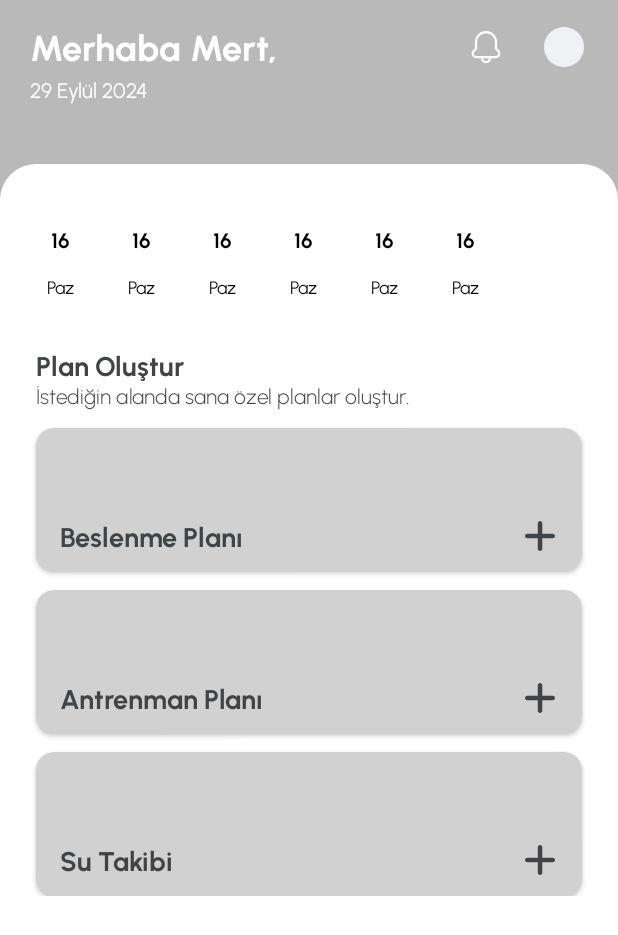
After one commit to meetOzan/FitAI, an Android app: the layout fragment_home.xml on its own in the app's theme, with its tools: preview values and no code run, on a phone screen of 412 x 824 dp. The commit adds this screen. Shown: the top 935 px of the screen. Run offline under Robolectric (Android 15) with nearby library versions, the phone set to English and light mode, and no system bars.

Commit message:
HomeScreen fragment base UI drew

```diff
--- /dev/null
+++ b/app/src/main/java/com/mobven/fitai/home/HomeFragment.kt
@@ -0,0 +1,6 @@
+package com.mobven.fitai.home
+
+import com.mobven.fitai.base.BaseFragment
+import com.mobven.fitai.databinding.FragmentHomeBinding
+
+class HomeFragment : BaseFragment<FragmentHomeBinding>(FragmentHomeBinding::inflate)
--- /dev/null
+++ b/app/src/main/res/drawable/bg_calendar_item.xml
@@ -0,0 +1,9 @@
+<?xml version="1.0" encoding="utf-8"?>
+<shape xmlns:android="http://schemas.android.com/apk/res/android"
+    android:shape="rectangle">
+
+    <corners android:radius="150dp" />
+
+    <solid android:color="@color/light_grey_4" />
+
+</shape>
--- /dev/null
+++ b/app/src/main/res/drawable/bg_home_scroll.xml
@@ -0,0 +1,11 @@
+<?xml version="1.0" encoding="utf-8"?>
+<shape xmlns:android="http://schemas.android.com/apk/res/android"
+    android:shape="rectangle">
+
+    <corners
+        android:topLeftRadius="@dimen/_24dp"
+        android:topRightRadius="@dimen/_24dp" />
+
+    <solid android:color="@color/white" />
+
+</shape>
--- /dev/null
+++ b/app/src/main/res/drawable/ic_notification.xml
@@ -0,0 +1,20 @@
+<vector xmlns:android="http://schemas.android.com/apk/res/android"
+    android:width="24dp"
+    android:height="24dp"
+    android:viewportWidth="24"
+    android:viewportHeight="24">
+  <path
+      android:pathData="M9.233,18.667V19.235C9.233,19.599 9.305,19.958 9.444,20.294C9.583,20.629 9.787,20.934 10.044,21.191C10.301,21.448 10.606,21.651 10.941,21.79C11.277,21.929 11.637,22 12,22C12.363,22 12.723,21.929 13.059,21.79C13.394,21.651 13.699,21.447 13.956,21.19C14.213,20.933 14.417,20.628 14.556,20.293C14.695,19.957 14.767,19.598 14.767,19.234V18.667"
+      android:strokeLineJoin="round"
+      android:strokeWidth="1.5"
+      android:fillColor="#00000000"
+      android:strokeColor="#ffffff"
+      android:strokeLineCap="round"/>
+  <path
+      android:pathData="M18.608,18.667C19.868,18.667 20.889,17.644 20.889,16.386C20.889,15.746 20.634,15.132 20.182,14.679L18.667,13.164V8.667C18.667,6.899 17.965,5.203 16.714,3.953C15.464,2.702 13.768,2 12,2C10.232,2 8.536,2.702 7.286,3.953C6.036,5.203 5.334,6.899 5.334,8.667V13.164L3.818,14.679C3.366,15.132 3.111,15.746 3.111,16.386C3.111,17.646 4.134,18.667 5.392,18.667H18.608Z"
+      android:strokeLineJoin="round"
+      android:strokeWidth="1.5"
+      android:fillColor="#00000000"
+      android:strokeColor="#ffffff"
+      android:strokeLineCap="round"/>
+</vector>
--- /dev/null
+++ b/app/src/main/res/drawable/nav_add_plus.xml
@@ -0,0 +1,9 @@
+<vector xmlns:android="http://schemas.android.com/apk/res/android"
+    android:width="30dp"
+    android:height="30dp"
+    android:viewportWidth="30"
+    android:viewportHeight="30">
+  <path
+      android:pathData="M26.983,12.451H17.556V3.049C17.556,1.641 16.412,0.5 15,0.5C13.589,0.5 12.445,1.641 12.445,3.049V12.451H3.017C1.606,12.451 0.461,13.592 0.461,15C0.461,16.408 1.606,17.549 3.017,17.549H12.445V26.951C12.445,28.359 13.589,29.5 15,29.5C16.412,29.5 17.556,28.359 17.556,26.951V17.549H26.983C28.395,17.549 29.539,16.408 29.539,15C29.539,13.592 28.395,12.451 26.983,12.451Z"
+      android:fillColor="#ffffff"/>
+</vector>
--- /dev/null
+++ b/app/src/main/res/drawable/plan_plus.xml
@@ -0,0 +1,10 @@
+<vector xmlns:android="http://schemas.android.com/apk/res/android"
+    android:width="24dp"
+    android:height="24dp"
+    android:viewportWidth="24"
+    android:viewportHeight="24">
+  <path
+      android:pathData="M12.012,2C12.838,2 13.519,2.674 13.519,3.503L13.519,10.509H20.504C21.33,10.509 22,11.18 22,12.009C22,12.837 21.33,13.509 20.504,13.509H13.519L13.519,20.496C13.519,21.324 12.849,21.996 12.023,21.996C11.197,21.996 10.527,21.324 10.527,20.496L10.527,13.509H3.516C2.69,13.509 2,12.816 2,11.988C2,11.16 2.69,10.509 3.516,10.509H10.527L10.527,3.503C10.527,2.674 11.185,2 12.012,2Z"
+      android:fillColor="#404446"
+      android:fillType="evenOdd"/>
+</vector>
--- /dev/null
+++ b/app/src/main/res/layout/card_home_calendar_item.xml
@@ -0,0 +1,50 @@
+<RelativeLayout xmlns:android="http://schemas.android.com/apk/res/android"
+    xmlns:tools="http://schemas.android.com/tools"
+    android:layout_width="wrap_content"
+    android:layout_height="wrap_content"
+    xmlns:app="http://schemas.android.com/apk/res-auto"
+    android:background="@drawable/bg_calendar_item"
+    android:backgroundTint="@color/white"
+    android:orientation="vertical"
+    android:layout_marginEnd="6dp"
+    android:paddingHorizontal="6dp"
+    android:paddingVertical="8dp">
+
+    <ImageView
+        android:id="@+id/ivCircle"
+        android:layout_width="@dimen/_36sp"
+        android:layout_height="@dimen/_36sp"
+        android:layout_centerHorizontal="true"
+        android:src="@drawable/ic_circle_selected"
+        app:tint="@color/white" />
+
+    <TextView
+        android:id="@+id/tv_item_calendar_day_number"
+        android:layout_width="wrap_content"
+        android:layout_height="wrap_content"
+        android:layout_alignStart="@id/ivCircle"
+        android:layout_alignTop="@id/ivCircle"
+        android:layout_alignEnd="@id/ivCircle"
+        android:layout_alignBottom="@id/ivCircle"
+        android:fontFamily="@font/urbanist_bold"
+        android:gravity="center"
+        android:paddingTop="2dp"
+        android:textColor="@color/black"
+        android:textSize="@dimen/_14sp"
+        tools:text="16" />
+
+    <TextView
+        android:id="@+id/tv_item_calendar_day_name"
+        android:layout_width="wrap_content"
+        android:layout_height="wrap_content"
+        android:layout_below="@id/ivCircle"
+        android:layout_alignStart="@id/ivCircle"
+        android:layout_alignEnd="@id/ivCircle"
+        android:layout_marginTop="@dimen/_6dp"
+        android:fontFamily="@font/urbanist_regular"
+        android:gravity="center"
+        android:textColor="@color/black"
+        android:textSize="@dimen/_12sp"
+        tools:text="Paz" />
+
+</RelativeLayout>
--- /dev/null
+++ b/app/src/main/res/layout/fragment_home.xml
@@ -0,0 +1,243 @@
+<?xml version="1.0" encoding="utf-8"?>
+<androidx.constraintlayout.widget.ConstraintLayout xmlns:android="http://schemas.android.com/apk/res/android"
+    xmlns:app="http://schemas.android.com/apk/res-auto"
+    xmlns:tools="http://schemas.android.com/tools"
+    android:layout_width="match_parent"
+    android:layout_height="match_parent"
+    android:background="@color/light_grey_6"
+    tools:context=".home.HomeFragment">
+
+    <TextView
+        android:id="@+id/tv_home_welcome_message"
+        android:layout_width="wrap_content"
+        android:layout_height="wrap_content"
+        android:layout_marginStart="20dp"
+        android:layout_marginTop="15dp"
+        android:fontFamily="@font/urbanist_bold"
+        android:text="@string/welcome_message"
+        android:textColor="@color/white"
+        android:textSize="24sp"
+        app:layout_constraintStart_toStartOf="parent"
+        app:layout_constraintTop_toTopOf="parent" />
+
+    <TextView
+        android:id="@+id/tv_home_user_name"
+        android:layout_width="wrap_content"
+        android:layout_height="wrap_content"
+        android:layout_marginVertical="15dp"
+        android:layout_marginStart="6dp"
+        android:fontFamily="@font/urbanist_bold"
+        android:text="Mert,"
+        android:textColor="@color/white"
+        android:textSize="24sp"
+        app:layout_constraintStart_toEndOf="@id/tv_home_welcome_message"
+        app:layout_constraintTop_toTopOf="parent" />
+
+
+    <TextView
+        android:id="@+id/tv_home_date"
+        android:layout_width="wrap_content"
+        android:layout_height="wrap_content"
+        android:layout_marginVertical="@dimen/_4dp"
+        android:fontFamily="@font/urbanist_regular"
+        android:text="29 Eylül 2024"
+        android:textColor="@color/white"
+        android:textSize="14sp"
+        app:layout_constraintStart_toStartOf="@id/tv_home_welcome_message"
+        app:layout_constraintTop_toBottomOf="@id/tv_home_welcome_message" />
+
+    <ImageButton
+        android:id="@+id/ib_home_notification"
+        android:layout_width="wrap_content"
+        android:layout_height="wrap_content"
+        android:layout_marginEnd="@dimen/_24dp"
+        android:background="@color/transparent"
+        android:src="@drawable/ic_notification"
+        app:layout_constraintBottom_toBottomOf="@+id/tv_home_welcome_message"
+        app:layout_constraintEnd_toStartOf="@id/iv_home_profile"
+        app:layout_constraintTop_toTopOf="@id/tv_home_welcome_message" />
+
+    <ImageView
+        android:id="@+id/iv_home_profile"
+        android:layout_width="@dimen/_32dp"
+        android:layout_height="@dimen/_32dp"
+        android:layout_marginEnd="@dimen/_20dp"
+        android:src="@drawable/ic_circle_selected"
+        app:layout_constraintBottom_toBottomOf="@+id/tv_home_welcome_message"
+        app:layout_constraintEnd_toEndOf="parent"
+        app:layout_constraintTop_toTopOf="@+id/tv_home_welcome_message" />
+
+    <ScrollView
+        android:id="@+id/sv_home"
+        android:layout_width="match_parent"
+        android:layout_height="@dimen/_0dp"
+        android:layout_marginTop="@dimen/_40dp"
+        android:background="@drawable/bg_home_scroll"
+        app:layout_constraintBottom_toBottomOf="parent"
+        app:layout_constraintTop_toBottomOf="@id/tv_home_date">
+
+        <androidx.constraintlayout.widget.ConstraintLayout
+            android:layout_width="match_parent"
+            android:layout_height="@dimen/_0dp">
+
+            <androidx.recyclerview.widget.RecyclerView
+                android:id="@+id/rv_home_calendar"
+                android:layout_width="match_parent"
+                android:layout_height="wrap_content"
+                android:layout_marginHorizontal="@dimen/_16dp"
+                android:layout_marginTop="@dimen/_24dp"
+                android:orientation="horizontal"
+                tools:itemCount="7"
+                app:layoutManager="androidx.recyclerview.widget.LinearLayoutManager"
+                app:layout_constraintEnd_toEnd="parent"
+                app:layout_constraintStart_toStartOf="parent"
+                app:layout_constraintTop_toTopOf="parent"
+                tools:listitem="@layout/card_home_calendar_item"/>
+
+            <TextView
+                android:id="@+id/tv_create_plan"
+                android:layout_width="wrap_content"
+                android:layout_height="wrap_content"
+                android:layout_margin="@dimen/_24dp"
+                android:fontFamily="@font/urbanist_bold"
+                android:text="@string/create_plan"
+                android:textSize="@dimen/_18sp"
+                android:textColor="@color/dark_grey_2"
+                app:layout_constraintStart_toStartOf="parent"
+                app:layout_constraintTop_toBottomOf="@id/rv_home_calendar" />
+
+            <TextView
+                android:id="@+id/tv_create_plan_description"
+                android:layout_width="wrap_content"
+                android:layout_height="wrap_content"
+                android:fontFamily="@font/urbanist_light"
+                android:text="@string/create_plan_description"
+                android:textSize="@dimen/_14sp"
+                app:layout_constraintStart_toStartOf="@id/tv_create_plan"
+                app:layout_constraintTop_toBottomOf="@id/tv_create_plan" />
+
+            <androidx.cardview.widget.CardView
+                android:id="@+id/view_food_plan"
+                android:layout_width="match_parent"
+                android:layout_height="wrap_content"
+                android:layout_marginHorizontal="@dimen/_24dp"
+                android:layout_marginTop="@dimen/_12dp"
+                android:elevation="@dimen/_4dp"
+                app:cardBackgroundColor="@color/light_grey_4"
+                app:cardCornerRadius="@dimen/_12dp"
+                app:layout_constraintEnd_toEndOf="parent"
+                app:layout_constraintStart_toStartOf="parent"
+                app:layout_constraintTop_toBottomOf="@id/tv_create_plan_description">
+
+                <TextView
+                    android:id="@+id/tv_food_plan"
+                    android:layout_width="wrap_content"
+                    android:layout_height="wrap_content"
+                    android:layout_marginStart="@dimen/_16dp"
+                    android:layout_marginTop="@dimen/_60dp"
+                    android:layout_marginBottom="@dimen/_12dp"
+                    android:fontFamily="@font/urbanist_bold"
+                    android:text="@string/nutrition_plan"
+                    android:textColor="@color/dark_grey_2"
+                    android:textSize="@dimen/_18sp" />
+
+                <ImageView
+                    android:id="@+id/iv_food_plan_add"
+                    android:layout_width="@dimen/_24dp"
+                    android:layout_height="@dimen/_24dp"
+                    android:layout_marginEnd="@dimen/_16dp"
+                    android:layout_marginBottom="@dimen/_12dp"
+                    android:fontFamily="@font/urbanist_bold"
+                    android:src="@drawable/plan_plus"
+                    android:text="@string/create_plan"
+                    android:textSize="@dimen/_18sp"
+                    android:layout_gravity="bottom|end"
+                    app:tint="@color/dark_grey_2" />
+            </androidx.cardview.widget.CardView>
+
+            <androidx.cardview.widget.CardView
+                android:id="@+id/view_training_plan"
+                android:layout_width="match_parent"
+                android:layout_height="wrap_content"
+                android:layout_marginHorizontal="@dimen/_24dp"
+                android:layout_marginTop="@dimen/_12dp"
+                app:cardBackgroundColor="@color/light_grey_4"
+                app:cardCornerRadius="@dimen/_12dp"
+                android:elevation="@dimen/_4dp"
+                app:layout_constraintEnd_toEndOf="parent"
+                app:layout_constraintStart_toStartOf="parent"
+                app:layout_constraintTop_toBottomOf="@id/view_food_plan">
+
+                <TextView
+                    android:id="@+id/tv_training_plan"
+                    android:layout_width="wrap_content"
+                    android:layout_height="wrap_content"
+                    android:layout_marginStart="@dimen/_16dp"
+                    android:layout_marginTop="@dimen/_60dp"
+                    android:layout_marginBottom="@dimen/_12dp"
+                    android:fontFamily="@font/urbanist_bold"
+                    android:text="@string/training_plan_add"
+                    android:textColor="@color/dark_grey_2"
+                    android:textSize="@dimen/_18sp"
+                    app:layout_constraintStart_toStartOf="parent" />
+
+                <ImageView
+                    android:id="@+id/iv_training_plan_add"
+                    android:layout_width="@dimen/_24dp"
+                    android:layout_height="@dimen/_24dp"
+                    android:layout_marginEnd="@dimen/_16dp"
+                    android:layout_marginBottom="@dimen/_12dp"
+                    android:fontFamily="@font/urbanist_bold"
+                    android:src="@drawable/plan_plus"
+                    android:text="@string/create_plan"
+                    android:textSize="@dimen/_18sp"
+                    android:layout_gravity="bottom|end"
+                    app:tint="@color/dark_grey_2" />
+            </androidx.cardview.widget.CardView>
+
+            <androidx.cardview.widget.CardView
+                android:id="@+id/view_water_plan"
+                android:layout_width="match_parent"
+                android:layout_height="wrap_content"
+                android:layout_marginBottom="@dimen/_12dp"
+                android:layout_marginHorizontal="@dimen/_24dp"
+                android:layout_marginTop="@dimen/_12dp"
+                app:cardBackgroundColor="@color/light_grey_4"
+                app:cardCornerRadius="@dimen/_12dp"
+                android:elevation="@dimen/_4dp"
+                app:layout_constraintEnd_toEndOf="parent"
+                app:layout_constraintStart_toStartOf="parent"
+                app:layout_constraintTop_toBottomOf="@id/view_training_plan">
+
+                <TextView
+                    android:id="@+id/tv_water_plan"
+                    android:layout_width="wrap_content"
+                    android:layout_height="wrap_content"
+                    android:layout_marginStart="@dimen/_16dp"
+                    android:layout_marginTop="@dimen/_60dp"
+                    android:layout_marginBottom="@dimen/_12dp"
+                    android:fontFamily="@font/urbanist_bold"
+                    android:text="@string/water_tracking_add"
+                    android:textColor="@color/dark_grey_2"
+                    android:textSize="@dimen/_18sp"
+                    app:layout_constraintStart_toStartOf="parent" />
+
+                <ImageView
+                    android:id="@+id/iv_water_plan_add"
+                    android:layout_width="@dimen/_24dp"
+                    android:layout_height="@dimen/_24dp"
+                    android:layout_marginEnd="@dimen/_16dp"
+                    android:layout_marginBottom="@dimen/_12dp"
+                    android:fontFamily="@font/urbanist_bold"
+                    android:src="@drawable/plan_plus"
+                    android:text="@string/create_plan"
+                    android:textSize="@dimen/_18sp"
+                    android:layout_gravity="bottom|end"
+                    app:layout_constraintStart_toStartOf="parent"
+                    app:layout_constraintTop_toBottomOf="@id/rv_home_calendar"
+                    app:tint="@color/dark_grey_2" />
+            </androidx.cardview.widget.CardView>
+
+        </androidx.constraintlayout.widget.ConstraintLayout>
+    </ScrollView>
+</androidx.constraintlayout.widget.ConstraintLayout>
--- a/app/src/main/res/values/colors.xml
+++ b/app/src/main/res/values/colors.xml
@@ -17,7 +17,7 @@
     <!--#E8ECF4-->
     <color name="light_grey">#FFE8ECF4</color>
 
-    <!--#F7F8F9;-->
+    <!--#F7F8F9-->
     <color name="light_grey_2">#FFF7F8F9</color>
 
     <!--#EFF1F4-->
@@ -29,12 +29,21 @@
     <!--#D9D9D9-->
     <color name="light_grey_5">#FFD9D9D9</color>
 
+    <!--B9B9B9-->
+    <color name="light_grey_6">#FFB9B9B9</color>
+
     <!-- Text Input Layout default stroke color -->
     <color name="mtrl_textinput_default_box_stroke_color" tools:override="true">#FFE8ECF4</color>
 
     <!--#6A707C-->
     <color name="dark_grey">#FF6A707C</color>
 
+    <!--#404446-->
+    <color name="dark_grey_2">#FF404446</color>
+
+    <!--#5E5E5E-->
+    <color name="dark_grey_3">#FF5E5E5E</color>
+
     <!--#8391A1-->
     <color name="cyan_blue">#8391A1</color>
 
--- a/app/src/main/res/values/dimens.xml
+++ b/app/src/main/res/values/dimens.xml
@@ -32,4 +32,7 @@
     <dimen name="_4dp">4dp</dimen>
     <dimen name="_20dp">20dp</dimen>
     <dimen name="_22sp">22sp</dimen>
+    <dimen name="_18sp">18sp</dimen>
+    <dimen name="_60dp">60dp</dimen>
+    <dimen name="_12sp">12sp</dimen>
 </resources>
--- a/app/src/main/res/values/strings.xml
+++ b/app/src/main/res/values/strings.xml
@@ -114,6 +114,13 @@
     <string name="calendar_icon">calendar_icon</string>
     <string name="ft">ft</string>
     <string name="onboarding_description_image">Onboarding description image</string>
+    <string name="welcome_message">Merhaba</string>
+    <string name="create_plan">Plan Oluştur</string>
+    <string name="create_plan_description">İstediğin alanda sana özel planlar oluştur.</string>
+    <string name="nutrition_plan">Beslenme Planı</string>
+    <string name="add_plan_button">add_plan_button</string>
+    <string name="training_plan_add">Antrenman Planı</string>
+    <string name="water_tracking_add">Su Takibi</string>
     <string name="is_your_number_not_correct">Numaranız doğru değil mi?</string>
     <string name="login_with_email">Epostayla Giriş Yap</string>
     <string name="verification">Doğrulama</string>
```
